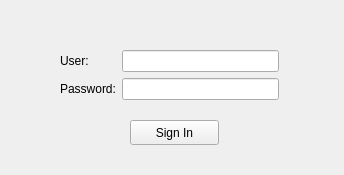
This is Client/Player/loginform.ui in JuViquez/C-C-client-server-music-player as Qt 5 draws it before an edit. The edited form follows.
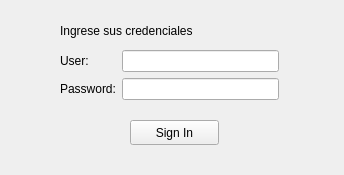
This is the edited form.

```diff
--- a/Client/Player/loginform.ui
+++ b/Client/Player/loginform.ui
@@ -26,7 +26,7 @@
     <string>Sign In</string>
    </property>
   </widget>
-  <widget class="QWidget" name="">
+  <widget class="QWidget" name="layoutWidget">
    <property name="geometry">
     <rect>
      <x>60</x>
@@ -62,6 +62,19 @@
     </item>
    </layout>
   </widget>
+  <widget class="QLabel" name="label_3">
+   <property name="geometry">
+    <rect>
+     <x>60</x>
+     <y>20</y>
+     <width>211</width>
+     <height>21</height>
+    </rect>
+   </property>
+   <property name="text">
+    <string>Ingrese sus credenciales</string>
+   </property>
+  </widget>
  </widget>
  <resources/>
  <connections/>
```
